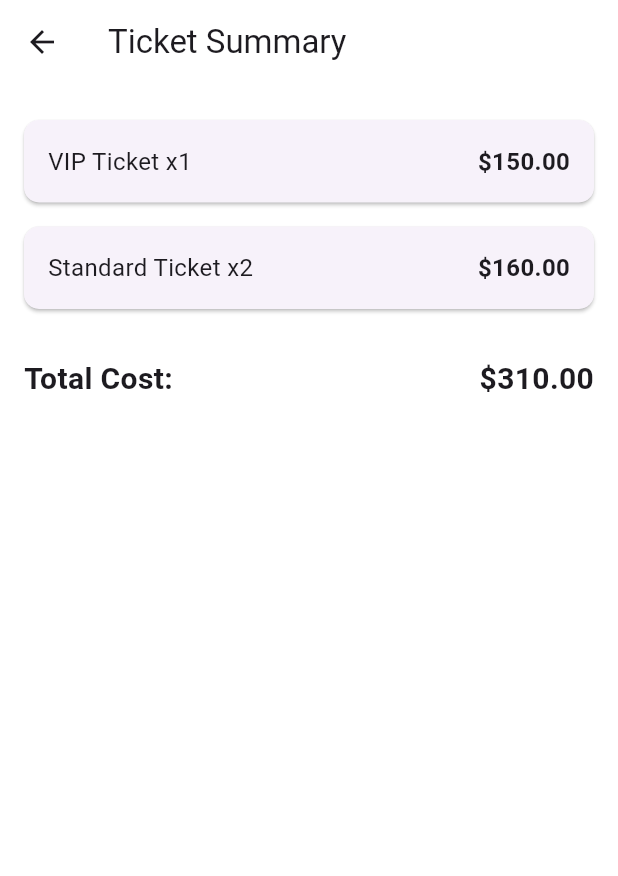
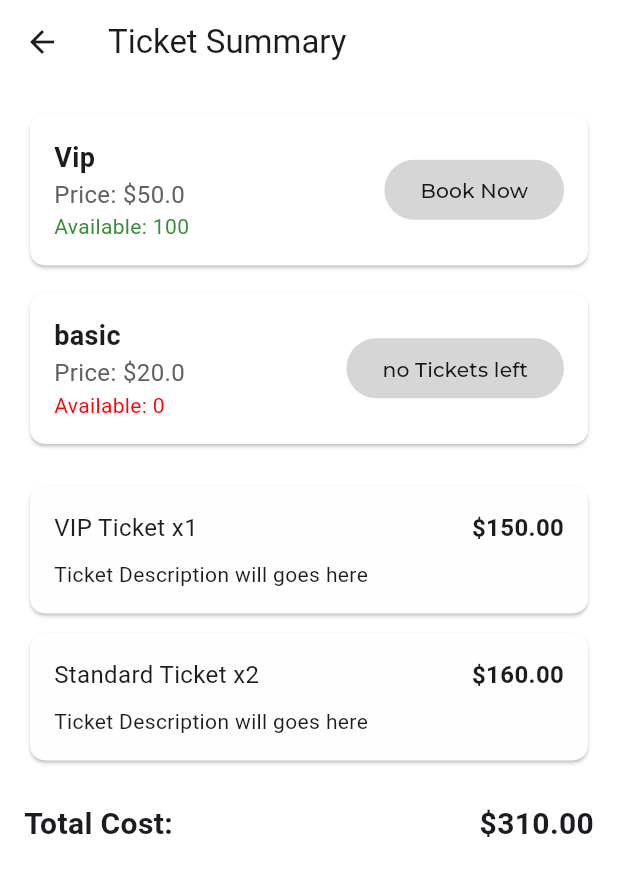
Before and after one commit to Shahidbangash/zoovie, a Flutter app: the TicketSummaryScreen screen opened directly, on a phone screen of 412 x 824 dp. Shown: the top 876 px of the screen. Run offline on Flutter 3.47's test engine with Material 3 defaults, Android fonts, the phone set to English and light mode, and no system bars; our stand-ins replace bloc, cached_network_image, dotted_border, flutter_bloc, flutter_screenutil, google_fonts and 4 more; generated files the repository leaves out were written again; network calls fail.

Commit message:
fixed ui isseus

```diff
--- a/lib/component/app_component.dart
+++ b/lib/component/app_component.dart
@@ -1,6 +1,7 @@
 import 'package:flutter/material.dart';
 import 'package:flutter_screenutil/flutter_screenutil.dart';
 import 'package:google_fonts/google_fonts.dart';
+import 'package:nb_utils/nb_utils.dart';
 import 'package:zoovie/const/app_color.dart';
 
 class AppComponent {
@@ -98,4 +99,85 @@ class AppComponent {
       ),
     );
   }
+
+  Widget button(
+    BuildContext context, {
+    required String? title,
+    required Function? onTap,
+    bool assignWidth = true,
+    bool isSvgImage = false,
+    String? svgPath,
+    double? height = 56,
+    double? width,
+    double elevation = 2,
+    Color? color,
+    double textSize = 18,
+    FontWeight fontWeight = FontWeight.w600,
+    Color? borderColor,
+    Color? svgColor,
+    Widget? child,
+    double? borderRadius = 40,
+    double margin = 0,
+    Color? textColor,
+    double? borderWidth,
+  }) {
+    return ClipRRect(
+      borderRadius: BorderRadius.circular(borderRadius ?? 0),
+      child: AppButton(
+        margin: EdgeInsets.symmetric(horizontal: margin),
+        text: title,
+        height: height,
+        elevation: elevation,
+        color: color ?? AppColor.primaryColor,
+        textStyle: GoogleFonts.poppins(
+          fontSize: textSize,
+          color: textColor ?? white,
+          fontWeight: fontWeight,
+        ),
+        width: width ?? context.width() - context.navigationBarHeight,
+        // assignWidth
+        //     ? width ?? context.width() - context.navigationBarHeight
+        //     : null,
+        onTap: onTap,
+
+        shapeBorder: RoundedRectangleBorder(
+          side: BorderSide(
+            color: borderColor ?? AppColor.primaryColor,
+            width: borderWidth ?? 1,
+          ),
+          borderRadius: BorderRadius.all(
+            Radius.circular(borderRadius!),
+          ),
+        ),
+        child: child,
+        // child: isSvgImage
+        // ? Row(
+        //     mainAxisAlignment: MainAxisAlignment.center,
+        //     children: [
+        //       SvgPi.asset(
+        //         svgPath ??
+        //         height: 24,
+        //         width: 24,
+        //         color: svgColor ?? Colors.white,
+        //       ),
+        //       const SizedBox(
+        //         width: 7,
+        //       ),
+        //       FittedBox(
+        //         fit: BoxFit.cover,
+        //         child: Text(
+        //           title ?? '',
+        //           style: GoogleFonts.poppins(
+        //             fontSize: textSize,
+        //             color: textColor ?? white,
+        //             fontWeight: fontWeight,
+        //           ),
+        //         ),
+        //       ),
+        //     ],
+        //   )
+        // : child,
+      ),
+    );
+  }
 }
--- a/lib/component/custom_like_button.dart
+++ b/lib/component/custom_like_button.dart
@@ -6,8 +6,10 @@ class CustomLikeButton extends StatelessWidget {
   const CustomLikeButton({
     super.key,
     this.icon,
+    this.color,
   });
   final Widget? icon;
+  final Color? color;
 
   @override
   Widget build(BuildContext context) {
@@ -21,7 +23,7 @@ class CustomLikeButton extends StatelessWidget {
       likeBuilder: (bool isLiked) {
         return Icon(
           Icons.favorite,
-          color: isLiked ? Colors.red : Colors.white,
+          color: isLiked ? Colors.red : color ?? Colors.white,
           size: 25,
         );
       },
--- a/lib/ticket-summery/ticket_summery.dart
+++ b/lib/ticket-summery/ticket_summery.dart
@@ -1,4 +1,7 @@
 import 'package:flutter/material.dart';
+import 'package:nb_utils/nb_utils.dart';
+import 'package:zoovie/component/app_component.dart';
+import 'package:zoovie/const/app_color.dart';
 
 class TicketSummaryScreen extends StatelessWidget {
   const TicketSummaryScreen({super.key});
@@ -16,7 +19,25 @@ class TicketSummaryScreen extends StatelessWidget {
         child: Column(
           crossAxisAlignment: CrossAxisAlignment.start,
           children: [
+            AppComponent().ticketTypeItem(
+              available: 100,
+              price: 50,
+              type: 'Vip',
+            ),
+
+            10.height,
+
+            AppComponent().ticketTypeItem(
+              available: 0,
+              unAvailableColor: AppColor.primaryColor,
+              price: 20,
+              type: 'basic',
+              noBookingAvilable: 'no Tickets left',
+            ),
+            20.height,
             _summaryItem('VIP Ticket', 1, 150),
+
+            5.height,
             _summaryItem('Standard Ticket', 2, 80),
             const SizedBox(height: 24),
 
@@ -42,11 +63,15 @@ class TicketSummaryScreen extends StatelessWidget {
 
   Widget _summaryItem(String type, int quantity, double price) {
     return Card(
+      color: const Color(0xffFEFEFE),
       shape: RoundedRectangleBorder(borderRadius: BorderRadius.circular(10)),
-      margin: const EdgeInsets.symmetric(vertical: 8),
+      // margin: const EdgeInsets.symmetric(vertical: 8),
       child: Padding(
         padding: const EdgeInsets.all(16),
-        child: Row(
+        child: Column(
+          crossAxisAlignment: CrossAxisAlignment.start,
+          children: [
+            Row(
               mainAxisAlignment: MainAxisAlignment.spaceBetween,
               children: [
                 Text(
@@ -55,8 +80,15 @@ class TicketSummaryScreen extends StatelessWidget {
                 ),
                 Text(
                   '\$${(price * quantity).toStringAsFixed(2)}',
-              style: const TextStyle(fontSize: 16, fontWeight: FontWeight.w600),
+                  style: const TextStyle(
+                      fontSize: 16, fontWeight: FontWeight.w600),
                 ),
+              ],
+            ),
+            10.height,
+            Text(
+              'Ticket Description will goes here',
+            )
           ],
         ),
       ),
```
Also changed, not shown: lib/app/dashboard-screen/dashboard_screen.dart (+15 -6 lines), lib/app/event-info/view/event_info.dart (+19 -20 lines), lib/home-screen/view/component/video_component.dart (+13 -3 lines), lib/home-screen/view/home_screen.dart (+8 -1 lines), lib/profile-screen/component/event_component.dart (+32 -9 lines). Lines whose indentation alone changed are shown as unchanged.
